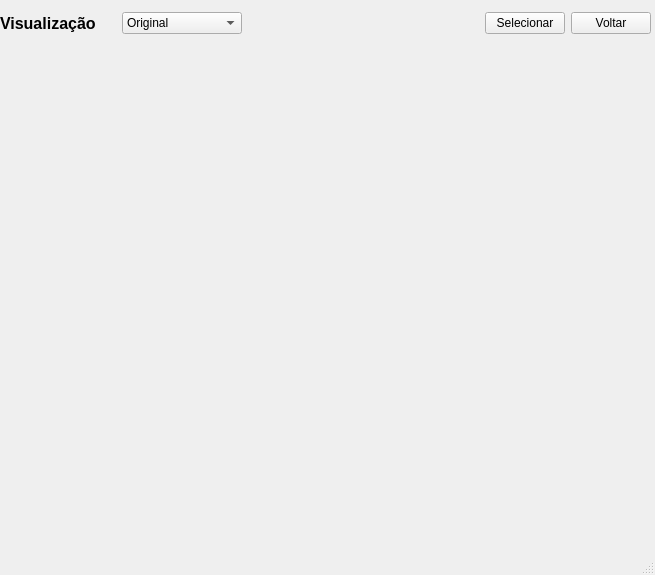
The window that reddragons/interface/ui_files/visualizacao.ui (Red-Dragons-UFSCar/red-visao) describes before a commit, drawn with Qt 5.
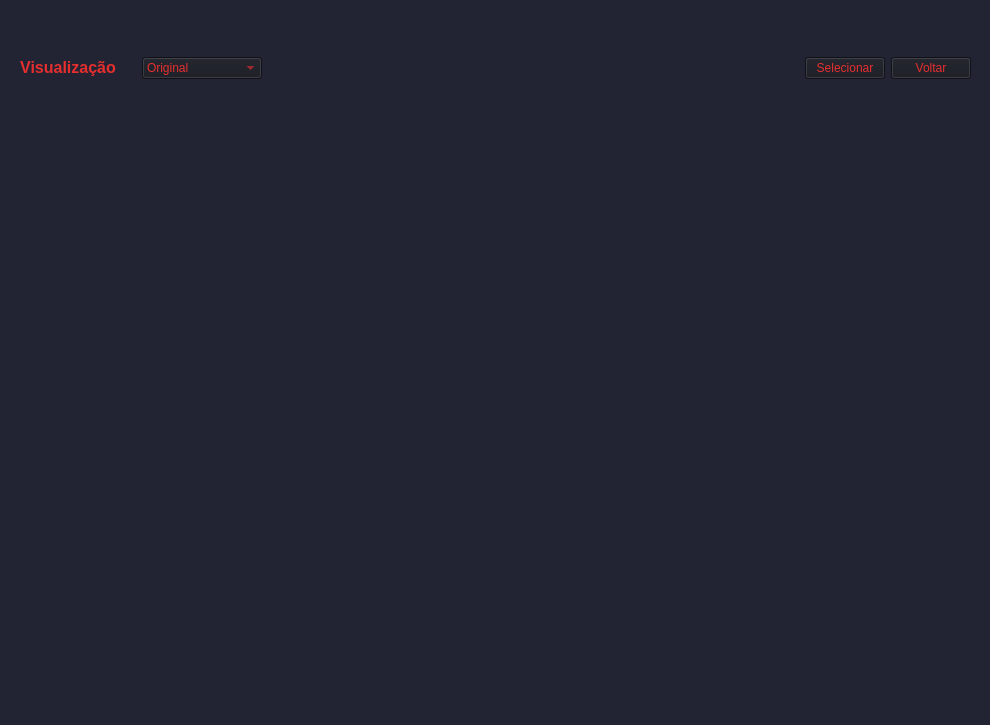
The same window after the commit.

The edit to the form file:
```diff
--- a/reddragons/interface/ui_files/visualizacao.ui
+++ b/reddragons/interface/ui_files/visualizacao.ui
@@ -6,20 +6,35 @@
    <rect>
     <x>0</x>
     <y>0</y>
-    <width>655</width>
-    <height>575</height>
+    <width>990</width>
+    <height>725</height>
    </rect>
   </property>
+  <property name="minimumSize">
+   <size>
+    <width>990</width>
+    <height>725</height>
+   </size>
+  </property>
+  <property name="maximumSize">
+   <size>
+    <width>990</width>
+    <height>725</height>
+   </size>
+  </property>
   <property name="windowTitle">
    <string>Modo de Visualização</string>
   </property>
+  <property name="styleSheet">
+   <string notr="true">background-color: #222433;</string>
+  </property>
   <widget class="QWidget" name="centralwidget">
    <widget class="QWidget" name="horizontalLayoutWidget">
     <property name="geometry">
      <rect>
-      <x>0</x>
-      <y>0</y>
-      <width>651</width>
+      <x>20</x>
+      <y>45</y>
+      <width>951</width>
       <height>46</height>
      </rect>
     </property>
@@ -34,7 +49,7 @@
         </font>
        </property>
        <property name="text">
-        <string>Visualização</string>
+        <string>&lt;html&gt;&lt;head/&gt;&lt;body&gt;&lt;p align=&quot;center&quot;&gt;&lt;span style=&quot; color:#e62e2e;&quot;&gt;Visualização&lt;/span&gt;&lt;/p&gt;&lt;/body&gt;&lt;/html&gt;</string>
        </property>
       </widget>
      </item>
@@ -56,6 +71,12 @@
      </item>
      <item>
       <widget class="QComboBox" name="qt_tipoVisualizacao">
+       <property name="styleSheet">
+        <string notr="true">
+background-color: rgb(23, 25, 33);
+color: #E62E2E;
+</string>
+       </property>
        <item>
         <property name="text">
          <string>Original</string>
@@ -118,6 +139,15 @@
      </item>
      <item>
       <widget class="QPushButton" name="pushButton">
+       <property name="styleSheet">
+        <string notr="true">QPushButton{
+background-color: rgb(23, 25, 33);
+color: #E62E2E;
+}
+QPushButton:hover{
+	background-color: #1B1D26;
+}</string>
+       </property>
        <property name="text">
         <string>Selecionar</string>
        </property>
@@ -125,6 +155,15 @@
      </item>
      <item>
       <widget class="QPushButton" name="btnVoltar">
+       <property name="styleSheet">
+        <string notr="true">QPushButton{
+background-color: rgb(23, 25, 33);
+color: #E62E2E;
+}
+QPushButton:hover{
+	background-color: #1B1D26;
+}</string>
+       </property>
        <property name="text">
         <string>Voltar</string>
        </property>
@@ -135,10 +174,10 @@
    <widget class="QLabel" name="QT_visualizacao">
     <property name="geometry">
      <rect>
-      <x>5</x>
-      <y>50</y>
-      <width>640</width>
-      <height>480</height>
+      <x>115</x>
+      <y>110</y>
+      <width>768</width>
+      <height>576</height>
      </rect>
     </property>
     <property name="text">
@@ -146,17 +185,6 @@
     </property>
    </widget>
   </widget>
-  <widget class="QMenuBar" name="menubar">
-   <property name="geometry">
-    <rect>
-     <x>0</x>
-     <y>0</y>
-     <width>655</width>
-     <height>30</height>
-    </rect>
-   </property>
-  </widget>
-  <widget class="QStatusBar" name="statusbar"/>
  </widget>
  <resources/>
  <connections/>
```
